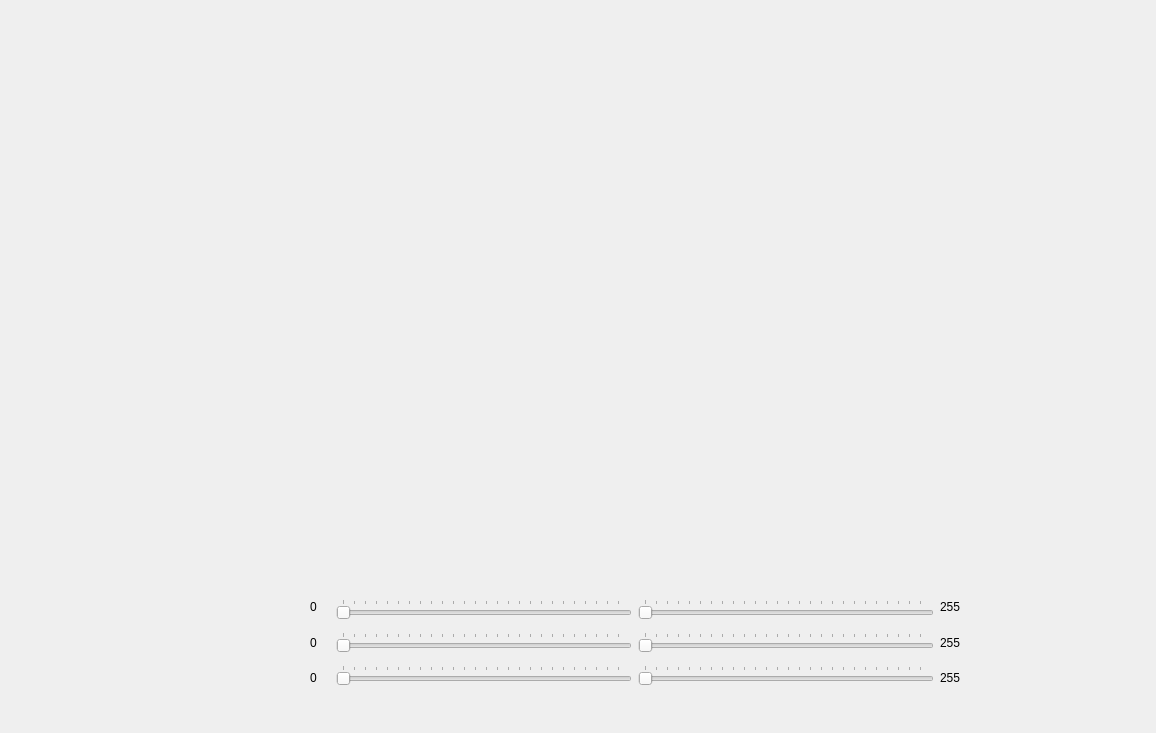
Above: KiteControl-Qt/imageprocessing.ui from adrienemery/zenith-wind-power before the change. Below: the same form after it.
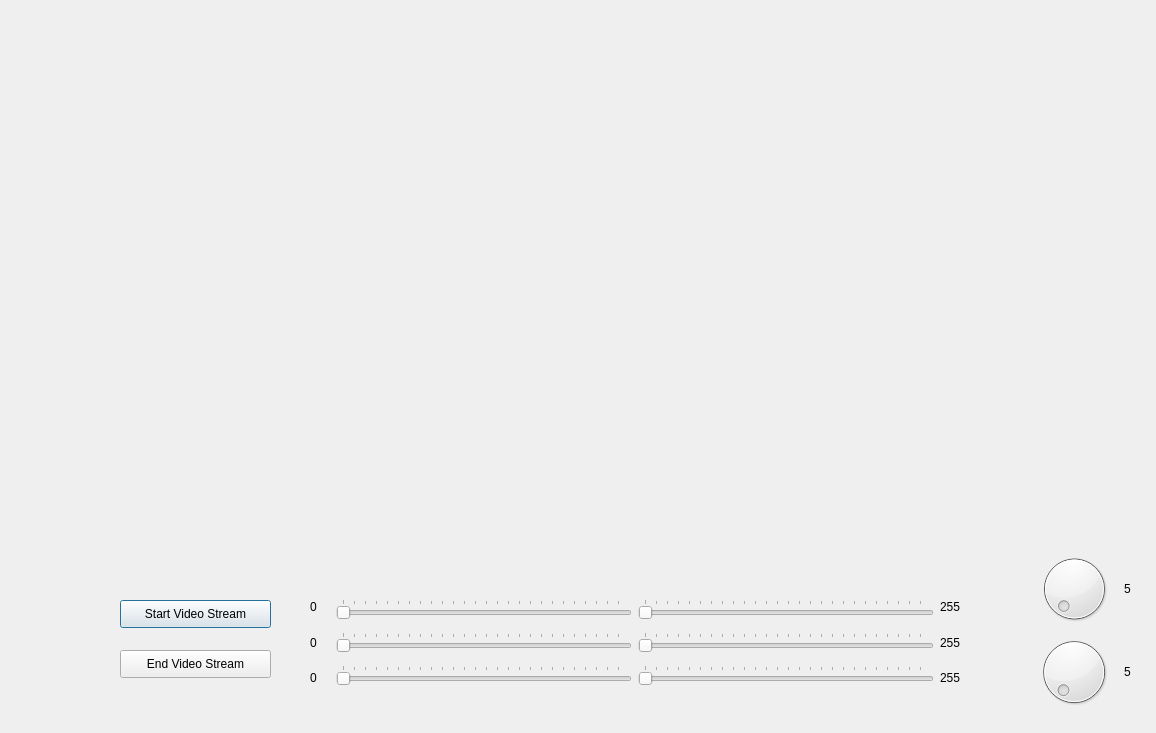
That is the form after the change.

Commit message: 1) added "start video stream" and "end video stream" 2) added dials to adjust erode and dilate sizes

```diff
--- a/KiteControl-Qt/imageprocessing.ui
+++ b/KiteControl-Qt/imageprocessing.ui
@@ -187,6 +187,98 @@
     </item>
    </layout>
   </widget>
+  <widget class="QPushButton" name="startStream_pushButton">
+   <property name="geometry">
+    <rect>
+     <x>120</x>
+     <y>600</y>
+     <width>151</width>
+     <height>28</height>
+    </rect>
+   </property>
+   <property name="text">
+    <string>Start Video Stream</string>
+   </property>
+  </widget>
+  <widget class="QPushButton" name="endStream_pushButton">
+   <property name="geometry">
+    <rect>
+     <x>120</x>
+     <y>650</y>
+     <width>151</width>
+     <height>28</height>
+    </rect>
+   </property>
+   <property name="text">
+    <string>End Video Stream</string>
+   </property>
+  </widget>
+  <widget class="QWidget" name="">
+   <property name="geometry">
+    <rect>
+     <x>1030</x>
+     <y>550</y>
+     <width>101</width>
+     <height>161</height>
+    </rect>
+   </property>
+   <layout class="QVBoxLayout" name="verticalLayout_5">
+    <item>
+     <layout class="QHBoxLayout" name="horizontalLayout_4">
+      <item>
+       <widget class="QDial" name="erode_dial">
+        <property name="whatsThis">
+         <string>set Erode Size</string>
+        </property>
+        <property name="minimum">
+         <number>1</number>
+        </property>
+        <property name="maximum">
+         <number>20</number>
+        </property>
+        <property name="pageStep">
+         <number>1</number>
+        </property>
+       </widget>
+      </item>
+      <item>
+       <widget class="QLabel" name="erode_label">
+        <property name="text">
+         <string>5</string>
+        </property>
+       </widget>
+      </item>
+     </layout>
+    </item>
+    <item>
+     <layout class="QHBoxLayout" name="horizontalLayout_5">
+      <item>
+       <widget class="QDial" name="dilate_dial">
+        <property name="whatsThis">
+         <string>set Dilate Size</string>
+        </property>
+        <property name="minimum">
+         <number>1</number>
+        </property>
+        <property name="maximum">
+         <number>20</number>
+        </property>
+        <property name="pageStep">
+         <number>1</number>
+        </property>
+       </widget>
+      </item>
+      <item>
+       <widget class="QLabel" name="dilate_label">
+        <property name="text">
+         <string>5</string>
+        </property>
+       </widget>
+      </item>
+     </layout>
+    </item>
+   </layout>
+  </widget>
  </widget>
  <resources/>
  <connections>
```
Left out of the diff: 51 changed lines with no effect on the pictures. The commit also changes 4 other files.
